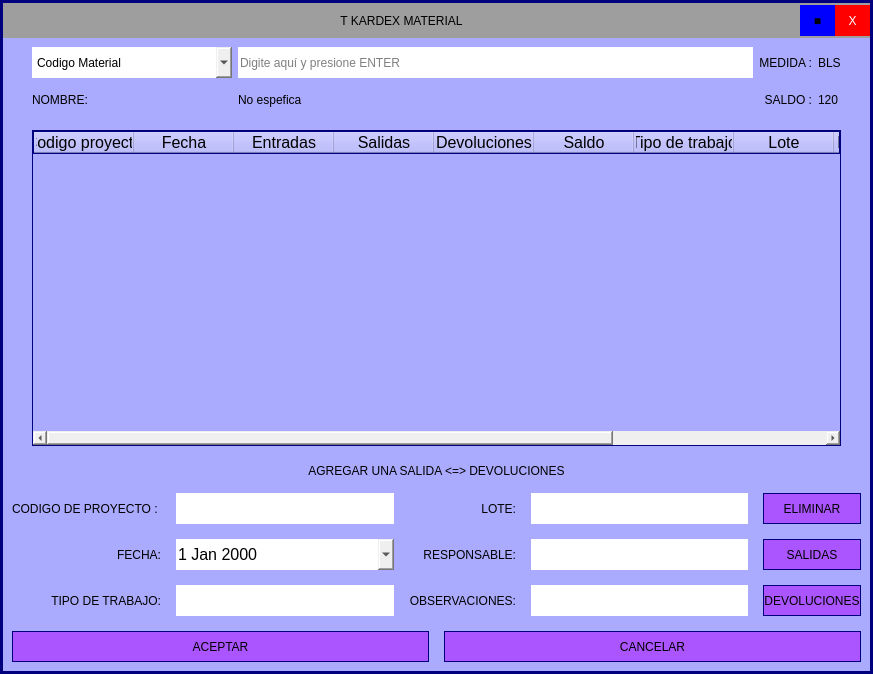
The window that ui_files/tkardex.ui (Romehe369/aec_contrastistas_g) describes before a commit, drawn with Qt 5.
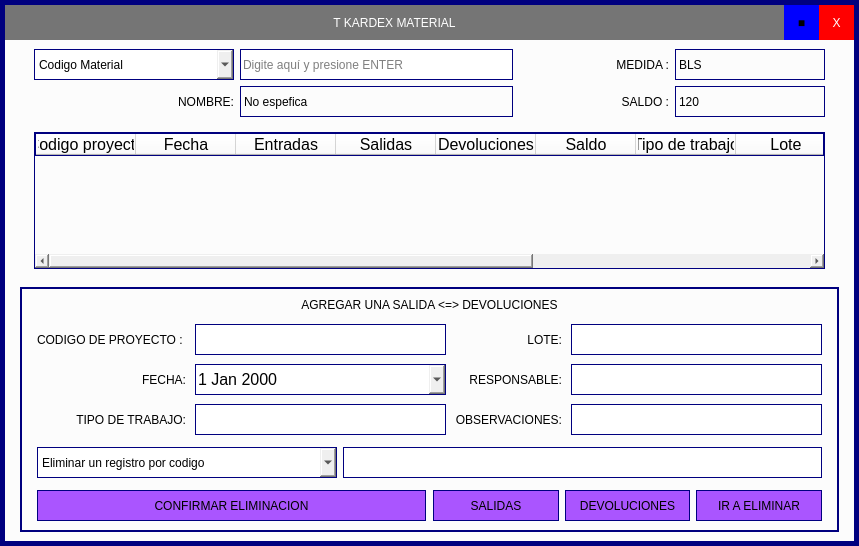
The same window after the commit.

The edit to the form file:
```diff
--- a/ui_files/tkardex.ui
+++ b/ui_files/tkardex.ui
@@ -6,8 +6,8 @@
    <rect>
     <x>0</x>
     <y>0</y>
-    <width>873</width>
-    <height>674</height>
+    <width>859</width>
+    <height>546</height>
    </rect>
   </property>
   <property name="windowTitle">
@@ -34,8 +34,8 @@
      <widget class="QFrame" name="frame_agregar">
       <property name="styleSheet">
        <string notr="true">QFrame{
-border: 3px solid rgb(0, 0, 127);
-background-color: rgb(170, 170, 255);
+border: 5px solid rgb(0, 0, 127);
+background-color: rgb(252, 252, 252);
 font: 75 12pt &quot;MS Shell Dlg 2&quot;;
 }
 QLabel{
@@ -67,7 +67,7 @@
       <property name="frameShadow">
        <enum>QFrame::Raised</enum>
       </property>
-      <layout class="QVBoxLayout" name="verticalLayout_6">
+      <layout class="QVBoxLayout" name="verticalLayout_6" stretch="0,0,0">
        <property name="spacing">
         <number>0</number>
        </property>
@@ -94,7 +94,7 @@
          <property name="styleSheet">
           <string notr="true">QFrame{
 border: none;
-	background-color: rgb(158, 158, 158);
+background-color: rgb(117, 117, 117);
 }</string>
          </property>
          <layout class="QHBoxLayout" name="layout_principal">
@@ -115,8 +115,15 @@
           </property>
           <item>
            <widget class="QLabel" name="lbl_title">
+            <property name="maximumSize">
+             <size>
+              <width>16777215</width>
+              <height>40</height>
+             </size>
+            </property>
             <property name="styleSheet">
-             <string notr="true"/>
+             <string notr="true">color: rgb(255, 255, 255);
+font: 75 14pt &quot;MS Shell Dlg 2&quot;;</string>
             </property>
             <property name="text">
              <string>T KARDEX MATERIAL</string>
@@ -131,7 +138,7 @@
             <property name="maximumSize">
              <size>
               <width>35</width>
-              <height>31</height>
+              <height>40</height>
              </size>
             </property>
             <property name="styleSheet">
@@ -156,7 +163,7 @@
             <property name="maximumSize">
              <size>
               <width>35</width>
-              <height>31</height>
+              <height>40</height>
              </size>
             </property>
             <property name="styleSheet">
@@ -195,6 +202,9 @@
           <property name="spacing">
            <number>15</number>
           </property>
+          <property name="bottomMargin">
+           <number>9</number>
+          </property>
           <item>
            <layout class="QVBoxLayout" name="verticalLayout_2">
             <property name="spacing">
@@ -219,6 +229,12 @@
                   <height>31</height>
                  </size>
                 </property>
+                <property name="layoutDirection">
+                 <enum>Qt::LeftToRight</enum>
+                </property>
+                <property name="styleSheet">
+                 <string notr="true">border: 1px solid rgb(0, 0, 127);</string>
+                </property>
                 <item>
                  <property name="text">
                   <string>Codigo Material</string>
@@ -249,6 +265,15 @@
                   <height>31</height>
                  </size>
                 </property>
+                <property name="maximumSize">
+                 <size>
+                  <width>500</width>
+                  <height>16777215</height>
+                 </size>
+                </property>
+                <property name="styleSheet">
+                 <string notr="true">border: 1px solid rgb(0, 0, 127);</string>
+                </property>
                 <property name="text">
                  <string/>
                 </property>
@@ -259,6 +284,9 @@
               </item>
               <item row="0" column="3">
                <widget class="QLabel" name="label_11">
+                <property name="styleSheet">
+                 <string notr="true">border: 1px solid rgb(0, 0, 127);</string>
+                </property>
                 <property name="text">
                  <string>BLS</string>
                 </property>
@@ -266,6 +294,12 @@
               </item>
               <item row="2" column="2">
                <widget class="QLabel" name="label_3">
+                <property name="minimumSize">
+                 <size>
+                  <width>150</width>
+                  <height>0</height>
+                 </size>
+                </property>
                 <property name="text">
                  <string>SALDO :</string>
                 </property>
@@ -278,10 +312,13 @@
                <widget class="QLabel" name="label_2">
                 <property name="minimumSize">
                  <size>
-                  <width>0</width>
+                  <width>150</width>
                   <height>31</height>
                  </size>
                 </property>
+                <property name="styleSheet">
+                 <string notr="true">border: 1px solid rgb(0, 0, 127);</string>
+                </property>
                 <property name="text">
                  <string>120</string>
                 </property>
@@ -298,6 +335,9 @@
                 <property name="text">
                  <string>NOMBRE:</string>
                 </property>
+                <property name="alignment">
+                 <set>Qt::AlignRight|Qt::AlignTrailing|Qt::AlignVCenter</set>
+                </property>
                </widget>
               </item>
               <item row="2" column="1">
@@ -308,6 +348,9 @@
                   <height>31</height>
                  </size>
                 </property>
+                <property name="styleSheet">
+                 <string notr="true">border: 1px solid rgb(0, 0, 127);</string>
+                </property>
                 <property name="text">
                  <string>No espefica</string>
                 </property>
@@ -327,6 +370,12 @@
             </property>
             <item>
              <widget class="QTableWidget" name="table_qwk_new">
+              <property name="maximumSize">
+               <size>
+                <width>16777215</width>
+                <height>16777215</height>
+               </size>
+              </property>
               <property name="styleSheet">
                <string notr="true">border: 1px solid rgb(0, 0, 127);</string>
               </property>
@@ -474,12 +523,44 @@
          <property name="frameShadow">
           <enum>QFrame::Raised</enum>
          </property>
-         <layout class="QVBoxLayout" name="verticalLayout_5">
+         <layout class="QHBoxLayout" name="horizontalLayout_4">
           <property name="spacing">
+           <number>0</number>
+          </property>
+          <property name="leftMargin">
            <number>15</number>
           </property>
+          <property name="rightMargin">
+           <number>15</number>
+          </property>
           <item>
-           <widget class="QLabel" name="label_10">
+           <widget class="QFrame" name="frame_2">
+            <property name="styleSheet">
+             <string notr="true">QFrame{
+border: 2px solid rgb(0, 0, 127);
+}
+QLabel{
+border: none;
+}</string>
+            </property>
+            <property name="frameShape">
+             <enum>QFrame::StyledPanel</enum>
+            </property>
+            <property name="frameShadow">
+             <enum>QFrame::Raised</enum>
+            </property>
+            <layout class="QVBoxLayout" name="verticalLayout_7">
+             <property name="spacing">
+              <number>12</number>
+             </property>
+             <property name="leftMargin">
+              <number>15</number>
+             </property>
+             <property name="rightMargin">
+              <number>15</number>
+             </property>
+             <item>
+              <widget class="QLabel" name="label_title">
             <property name="text">
              <string>AGREGAR UNA SALIDA &lt;=&gt; DEVOLUCIONES</string>
             </property>
@@ -489,7 +570,69 @@
            </widget>
           </item>
           <item>
+              <widget class="QFrame" name="frame_hide">
+               <property name="styleSheet">
+                <string notr="true">border: none;</string>
+               </property>
+               <property name="frameShape">
+                <enum>QFrame::StyledPanel</enum>
+               </property>
+               <property name="frameShadow">
+                <enum>QFrame::Raised</enum>
+               </property>
+               <layout class="QVBoxLayout" name="verticalLayout_5">
+                <property name="spacing">
+                 <number>0</number>
+                </property>
+                <property name="leftMargin">
+                 <number>0</number>
+                </property>
+                <property name="topMargin">
+                 <number>0</number>
+                </property>
+                <property name="rightMargin">
+                 <number>0</number>
+                </property>
+                <property name="bottomMargin">
+                 <number>0</number>
+                </property>
+                <item>
            <layout class="QGridLayout" name="gridLayout_2">
+                  <property name="spacing">
+                   <number>9</number>
+                  </property>
+                  <item row="0" column="2">
+                   <widget class="QLabel" name="label_7">
+                    <property name="minimumSize">
+                     <size>
+                      <width>0</width>
+                      <height>31</height>
+                     </size>
+                    </property>
+                    <property name="text">
+                     <string>LOTE:</string>
+                    </property>
+                    <property name="alignment">
+                     <set>Qt::AlignRight|Qt::AlignTrailing|Qt::AlignVCenter</set>
+                    </property>
+                   </widget>
+                  </item>
+                  <item row="2" column="2">
+                   <widget class="QLabel" name="label_9">
+                    <property name="minimumSize">
+                     <size>
+                      <width>0</width>
+                      <height>31</height>
+                     </size>
+                    </property>
+                    <property name="text">
+                     <string>OBSERVACIONES:</string>
+                    </property>
+                    <property name="alignment">
+                     <set>Qt::AlignRight|Qt::AlignTrailing|Qt::AlignVCenter</set>
+                    </property>
+                   </widget>
+                  </item>
             <item row="2" column="3">
              <widget class="QLineEdit" name="lineEdit_9">
               <property name="minimumSize">
@@ -498,41 +641,8 @@
                 <height>31</height>
                </size>
               </property>
-             </widget>
-            </item>
-            <item row="2" column="1">
-             <widget class="QLineEdit" name="lineEdit_6">
-              <property name="minimumSize">
-               <size>
-                <width>0</width>
-                <height>31</height>
-               </size>
-              </property>
-             </widget>
-            </item>
-            <item row="1" column="2">
-             <widget class="QLabel" name="label_8">
-              <property name="minimumSize">
-               <size>
-                <width>0</width>
-                <height>31</height>
-               </size>
-              </property>
-              <property name="text">
-               <string>RESPONSABLE:</string>
-              </property>
-              <property name="alignment">
-               <set>Qt::AlignRight|Qt::AlignTrailing|Qt::AlignVCenter</set>
-              </property>
-             </widget>
-            </item>
-            <item row="0" column="3">
-             <widget class="QLineEdit" name="lineEdit_7">
-              <property name="minimumSize">
-               <size>
-                <width>0</width>
-                <height>31</height>
-               </size>
+                    <property name="styleSheet">
+                     <string notr="true">border: 1px solid rgb(0, 0, 127);</string>
               </property>
              </widget>
             </item>
@@ -552,6 +662,19 @@
               </property>
              </widget>
             </item>
+                  <item row="2" column="1">
+                   <widget class="QLineEdit" name="lineEdit_6">
+                    <property name="minimumSize">
+                     <size>
+                      <width>0</width>
+                      <height>31</height>
+                     </size>
+                    </property>
+                    <property name="styleSheet">
+                     <string notr="true">border: 1px solid rgb(0, 0, 127);</string>
+                    </property>
+                   </widget>
+                  </item>
             <item row="1" column="1">
              <widget class="QDateEdit" name="dateEdit">
               <property name="minimumSize">
@@ -570,81 +693,30 @@
                </font>
               </property>
               <property name="styleSheet">
-               <string notr="true">font: 12pt &quot;MS Shell Dlg 2&quot;;</string>
+                     <string notr="true">font: 12pt &quot;MS Shell Dlg 2&quot;;
+border: 1px solid rgb(0, 0, 127);</string>
               </property>
               <property name="calendarPopup">
                <bool>true</bool>
               </property>
              </widget>
             </item>
-            <item row="0" column="1">
-             <widget class="QLineEdit" name="lineEdit_5">
+                  <item row="1" column="2">
+                   <widget class="QLabel" name="label_8">
               <property name="minimumSize">
                <size>
                 <width>0</width>
                 <height>31</height>
                </size>
               </property>
-             </widget>
-            </item>
-            <item row="0" column="2">
-             <widget class="QLabel" name="label_7">
-              <property name="minimumSize">
-               <size>
-                <width>0</width>
-                <height>31</height>
-               </size>
-              </property>
               <property name="text">
-               <string>LOTE:</string>
+                     <string>RESPONSABLE:</string>
               </property>
               <property name="alignment">
                <set>Qt::AlignRight|Qt::AlignTrailing|Qt::AlignVCenter</set>
               </property>
              </widget>
             </item>
-            <item row="2" column="2">
-             <widget class="QLabel" name="label_9">
-              <property name="minimumSize">
-               <size>
-                <width>0</width>
-                <height>31</height>
-               </size>
-              </property>
-              <property name="text">
-               <string>OBSERVACIONES:</string>
-              </property>
-              <property name="alignment">
-               <set>Qt::AlignRight|Qt::AlignTrailing|Qt::AlignVCenter</set>
-              </property>
-             </widget>
-            </item>
-            <item row="0" column="0">
-             <widget class="QLabel" name="label_5">
-              <property name="minimumSize">
-               <size>
-                <width>0</width>
-                <height>31</height>
-               </size>
-              </property>
-              <property name="text">
-               <string>CODIGO DE PROYECTO : </string>
-              </property>
-              <property name="alignment">
-               <set>Qt::AlignRight|Qt::AlignTrailing|Qt::AlignVCenter</set>
-              </property>
-             </widget>
-            </item>
-            <item row="1" column="3">
-             <widget class="QLineEdit" name="lineEdit_8">
-              <property name="minimumSize">
-               <size>
-                <width>0</width>
-                <height>31</height>
-               </size>
-              </property>
-             </widget>
-            </item>
             <item row="1" column="0">
              <widget class="QLabel" name="label_4">
               <property name="minimumSize">
@@ -661,8 +733,139 @@
               </property>
              </widget>
             </item>
-            <item row="0" column="4">
-             <widget class="QPushButton" name="btn_delete_rmaterial">
+                  <item row="1" column="3">
+                   <widget class="QLineEdit" name="lineEdit_8">
+                    <property name="minimumSize">
+                     <size>
+                      <width>0</width>
+                      <height>31</height>
+                     </size>
+                    </property>
+                    <property name="styleSheet">
+                     <string notr="true">border: 1px solid rgb(0, 0, 127);</string>
+                    </property>
+                   </widget>
+                  </item>
+                  <item row="0" column="0">
+                   <widget class="QLabel" name="label_5">
+                    <property name="minimumSize">
+                     <size>
+                      <width>0</width>
+                      <height>31</height>
+                     </size>
+                    </property>
+                    <property name="styleSheet">
+                     <string notr="true"/>
+                    </property>
+                    <property name="text">
+                     <string>CODIGO DE PROYECTO : </string>
+                    </property>
+                    <property name="alignment">
+                     <set>Qt::AlignRight|Qt::AlignTrailing|Qt::AlignVCenter</set>
+                    </property>
+                   </widget>
+                  </item>
+                  <item row="0" column="1">
+                   <widget class="QLineEdit" name="lineEdit_5">
+                    <property name="minimumSize">
+                     <size>
+                      <width>0</width>
+                      <height>31</height>
+                     </size>
+                    </property>
+                    <property name="styleSheet">
+                     <string notr="true">border: 1px solid rgb(0, 0, 127);</string>
+                    </property>
+                   </widget>
+                  </item>
+                  <item row="0" column="3">
+                   <widget class="QLineEdit" name="lineEdit_7">
+                    <property name="minimumSize">
+                     <size>
+                      <width>0</width>
+                      <height>31</height>
+                     </size>
+                    </property>
+                    <property name="styleSheet">
+                     <string notr="true">border: 1px solid rgb(0, 0, 127);</string>
+                    </property>
+                   </widget>
+                  </item>
+                 </layout>
+                </item>
+               </layout>
+              </widget>
+             </item>
+             <item>
+              <widget class="QFrame" name="frame_delete">
+               <property name="styleSheet">
+                <string notr="true">border: none;</string>
+               </property>
+               <property name="frameShape">
+                <enum>QFrame::StyledPanel</enum>
+               </property>
+               <property name="frameShadow">
+                <enum>QFrame::Raised</enum>
+               </property>
+               <layout class="QHBoxLayout" name="horizontalLayout_2">
+                <property name="leftMargin">
+                 <number>0</number>
+                </property>
+                <property name="topMargin">
+                 <number>0</number>
+                </property>
+                <property name="rightMargin">
+                 <number>0</number>
+                </property>
+                <property name="bottomMargin">
+                 <number>0</number>
+                </property>
+                <item>
+                 <widget class="QComboBox" name="comboBox_2">
+                  <property name="minimumSize">
+                   <size>
+                    <width>300</width>
+                    <height>31</height>
+                   </size>
+                  </property>
+                  <property name="styleSheet">
+                   <string notr="true">border: 1px solid rgb(0, 0, 127);</string>
+                  </property>
+                  <item>
+                   <property name="text">
+                    <string>Eliminar un registro por codigo</string>
+                   </property>
+                  </item>
+                  <item>
+                   <property name="text">
+                    <string>Eliminar un registro por nombre</string>
+                   </property>
+                  </item>
+                 </widget>
+                </item>
+                <item>
+                 <widget class="QLineEdit" name="lineEdit_10">
+                  <property name="minimumSize">
+                   <size>
+                    <width>0</width>
+                    <height>31</height>
+                   </size>
+                  </property>
+                  <property name="styleSheet">
+                   <string notr="true">border: 1px solid rgb(0, 0, 127);</string>
+                  </property>
+                 </widget>
+                </item>
+               </layout>
+              </widget>
+             </item>
+             <item>
+              <layout class="QHBoxLayout" name="horizontalLayout">
+               <property name="spacing">
+                <number>7</number>
+               </property>
+               <item>
+                <widget class="QPushButton" name="btn_confirm_delete">
               <property name="minimumSize">
                <size>
                 <width>0</width>
@@ -676,11 +879,38 @@
 }</string>
               </property>
               <property name="text">
-               <string>ELIMINAR</string>
+                  <string>CONFIRMAR ELIMINACION</string>
               </property>
              </widget>
             </item>
-            <item row="1" column="4">
+               <item>
+                <widget class="QFrame" name="frame_show_btn">
+                 <property name="styleSheet">
+                  <string notr="true">border: none;</string>
+                 </property>
+                 <property name="frameShape">
+                  <enum>QFrame::StyledPanel</enum>
+                 </property>
+                 <property name="frameShadow">
+                  <enum>QFrame::Raised</enum>
+                 </property>
+                 <layout class="QHBoxLayout" name="horizontalLayout_3">
+                  <property name="spacing">
+                   <number>6</number>
+                  </property>
+                  <property name="leftMargin">
+                   <number>0</number>
+                  </property>
+                  <property name="topMargin">
+                   <number>0</number>
+                  </property>
+                  <property name="rightMargin">
+                   <number>0</number>
+                  </property>
+                  <property name="bottomMargin">
+                   <number>0</number>
+                  </property>
+                  <item>
              <widget class="QPushButton" name="btn_out_material">
               <property name="minimumSize">
                <size>
@@ -699,7 +929,7 @@
               </property>
              </widget>
             </item>
-            <item row="2" column="4">
+                  <item>
              <widget class="QPushButton" name="btn_add_devoluciones">
               <property name="minimumSize">
                <size>
@@ -718,12 +948,8 @@
               </property>
              </widget>
             </item>
-           </layout>
-          </item>
           <item>
-           <layout class="QHBoxLayout" name="horizontalLayout">
-            <item>
-             <widget class="QPushButton" name="btn_allow_add">
+                   <widget class="QPushButton" name="btn_delete_rmaterial">
               <property name="minimumSize">
                <size>
                 <width>0</width>
@@ -737,30 +963,17 @@
 }</string>
               </property>
               <property name="text">
-               <string>ACEPTAR</string>
+                     <string>IR A ELIMINAR</string>
               </property>
              </widget>
             </item>
-            <item>
-             <widget class="QPushButton" name="pushButton_4">
-              <property name="minimumSize">
-               <size>
-                <width>0</width>
-                <height>31</height>
-               </size>
-              </property>
-              <property name="styleSheet">
-               <string notr="true">QPushButton{
-border: 1px solid rgb(0, 0, 127);
-border-radius:0px;
-}</string>
-              </property>
-              <property name="text">
-               <string>CANCELAR</string>
-              </property>
+                 </layout>
              </widget>
             </item>
            </layout>
+             </item>
+            </layout>
+           </widget>
           </item>
          </layout>
         </widget>
```
Lines whose indentation alone changed are shown as unchanged.
